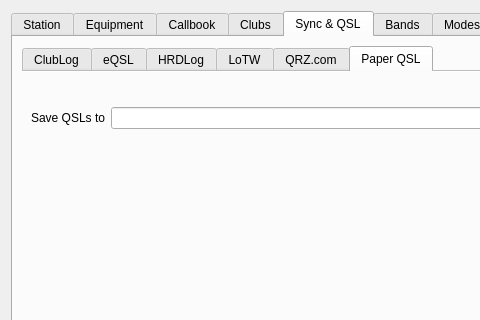
k5mcd/QLog, file ui/SettingsDialog.ui: the form before one commit; both pictures show x 0 to 480 and y 0 to 320 of the 745 by 766 pixel window.
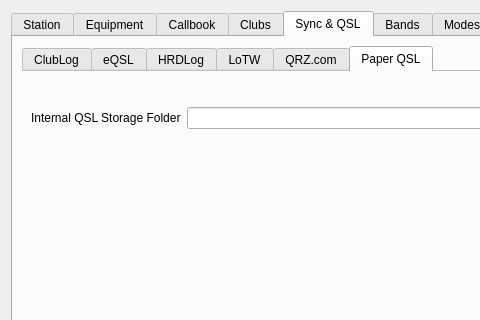
The form after the commit. The open tabs and pages were chosen to show the change. Icons and pictures are not drawn.

Commit message: Fixed #242 - Reword QSL buttons and Settings in QSO Details and Settings

```diff
--- a/ui/SettingsDialog.ui
+++ b/ui/SettingsDialog.ui
@@ -3373,7 +3373,7 @@
            <item row="1" column="0">
             <widget class="QLabel" name="paperImageFolderLabel">
              <property name="text">
-              <string>Save QSLs to</string>
+              <string>Internal QSL Storage Folder</string>
              </property>
             </widget>
            </item>
```
Left out of the diff: 3 changed lines with no effect on the pictures. The commit also changes 1 other file.
